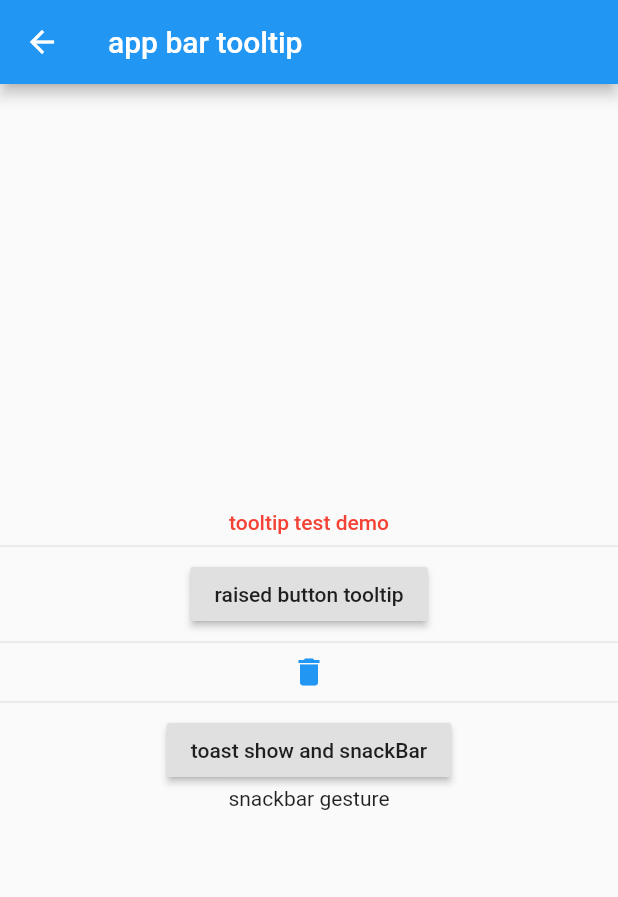
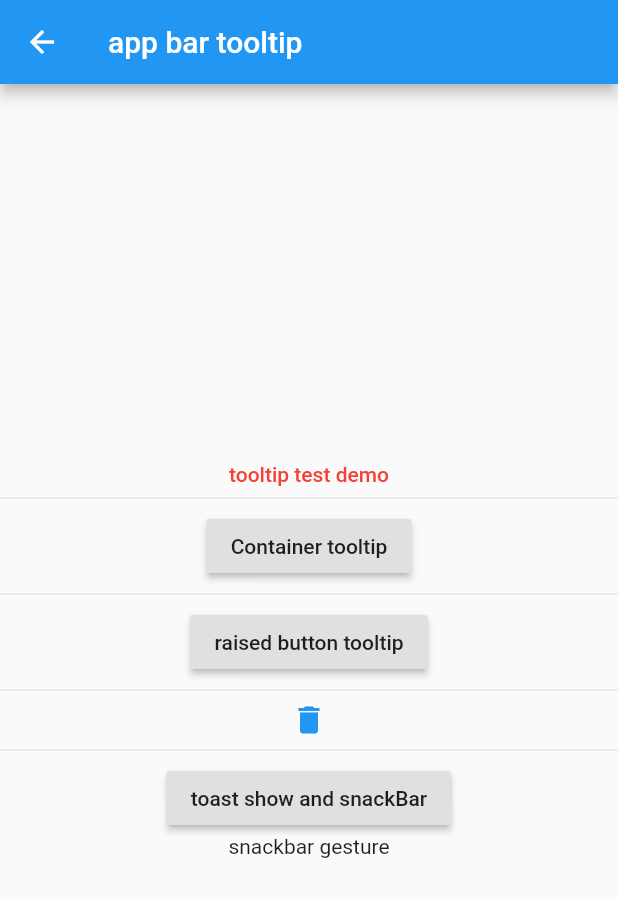
Before and after one commit to wjcwsq/flutter_study, a Flutter app: the screen it shows after launch, after a tap on "tooltip test", on a phone screen of 412 x 824 dp. Shown: the top 897 px of the screen. Run offline on Flutter 3.47's test engine with Material 2 defaults, Android fonts, the phone set to English and light mode, and no system bars; our stand-ins replace fluttertoast.

Commit message:
底部溢出处理前

```diff
--- a/lib/main.dart
+++ b/lib/main.dart
@@ -6,6 +6,7 @@ import 'package:fluttertoast/fluttertoast.dart';
 import 'search_bar/search_bar_demo.dart';
 import 'progress_bar/progress_bar_demo.dart';
 import 'dialog_demo/dialog_demo.dart';
+import 'input_demo/input_demo.dart';
 
 void main() => runApp(MyApp());
 
@@ -107,10 +108,15 @@ class _MyHomePageState extends State<MyHomePage> {
             ),
             Container( // 用Container来包一个ToolTip
               child: Tooltip(
-                message: 'container tooltip raisedbutton',
+                message: 'tooltip input show',
                 child: RaisedButton(
-                  child: Text('container - tooltip - raisedbutton'),
-                  onPressed: ()=> print('container - tooltip - raisedbutton - pressed'),
+                  child: Text('input test'),
+                  onPressed: (){
+                    Navigator.push(context, MaterialPageRoute(
+                      builder:(context) => InputDemo(),
+                    ));
+
+                  },
                 ),
               ),
             ),
--- a/lib/tooltip/tooltip.dart
+++ b/lib/tooltip/tooltip.dart
@@ -31,6 +31,16 @@ class TooltipTest extends StatelessWidget{
             mainAxisAlignment: MainAxisAlignment.center,
             children: <Widget>[
               Text('tooltip test demo', style: TextStyle(color: Colors.red, fontWeight: FontWeight.w500,),),
+              Divider(),
+              Container(
+                child: Tooltip(
+                  message: "Container包一个Tooltip",
+                  child: RaisedButton(
+                    child: Text('Container tooltip'),
+                    onPressed: ()=> Fluttertoast.showToast(msg: 'this is a container tool tip'),
+                  ),
+                ),
+              ),
               Divider(),
               Tooltip(
                 message: 'buttn tooltip 下面显示',
```
Also changed, not shown: lib/input_demo/input_demo.dart (added, +63 -0 lines).
